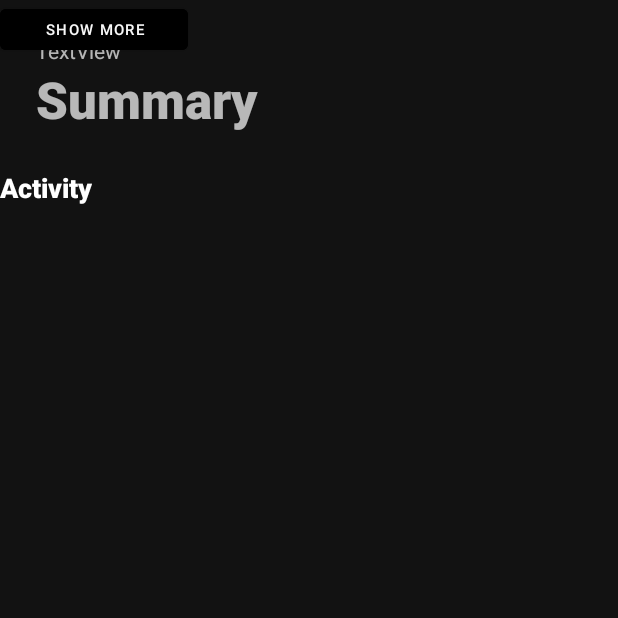
After one commit to jcguerra10/KitPlus, an Android app: the activity_exerciseHome screen opened directly, with no data from a screen before it, on a phone screen of 412 x 824 dp, the top half of it. The commit adds this screen. Run offline under Robolectric (Android 15) with nearby library versions, the phone set to English and light mode, and no system bars.

Commit message:
Exercise Activity

```diff
--- a/app/src/main/AndroidManifest.xml
+++ b/app/src/main/AndroidManifest.xml
@@ -1,6 +1,6 @@
 <?xml version="1.0" encoding="utf-8"?>
 <manifest xmlns:android="http://schemas.android.com/apk/res/android"
-    package="kitplus.project.app" >
+    package="kitplus.project.app">
 
     <uses-permission android:name="android.permission.INTERNET" />
 
@@ -10,7 +10,10 @@
         android:label="@string/app_name"
         android:roundIcon="@mipmap/ic_launcher_round"
         android:supportsRtl="true"
-        android:theme="@style/Theme.Kitplus" >
+        android:theme="@style/Theme.Kitplus">
+        <activity
+            android:name=".activity_exerciseHome"
+            android:exported="false" />
         <activity
             android:name=".activities.ProfileActivity"
             android:exported="false" />
@@ -33,7 +36,7 @@
             android:exported="false" />
         <activity
             android:name=".activities.MainActivity"
-            android:exported="true" >
+            android:exported="true">
             <intent-filter>
                 <action android:name="android.intent.action.MAIN" />
 
--- /dev/null
+++ b/app/src/main/java/kitplus/project/app/activity_exerciseHome.kt
@@ -0,0 +1,11 @@
+package kitplus.project.app
+
+import androidx.appcompat.app.AppCompatActivity
+import android.os.Bundle
+
+class activity_exerciseHome : AppCompatActivity() {
+    override fun onCreate(savedInstanceState: Bundle?) {
+        super.onCreate(savedInstanceState)
+        setContentView(R.layout.activity_exercise_home)
+    }
+}
--- /dev/null
+++ b/app/src/main/res/layout/activity_exercise_home.xml
@@ -0,0 +1,67 @@
+<?xml version="1.0" encoding="utf-8"?>
+<androidx.constraintlayout.widget.ConstraintLayout xmlns:android="http://schemas.android.com/apk/res/android"
+    xmlns:app="http://schemas.android.com/apk/res-auto"
+    xmlns:tools="http://schemas.android.com/tools"
+    android:layout_width="match_parent"
+    android:layout_height="match_parent"
+    android:visibility="visible"
+    tools:context=".activity_exerciseHome"
+    tools:visibility="visible">
+
+    <TextView
+        android:id="@+id/textView13"
+        android:layout_width="wrap_content"
+        android:layout_height="wrap_content"
+        android:layout_marginStart="24dp"
+        android:fontFamily="sans-serif-black"
+        android:text="Summary"
+        android:textAppearance="@style/TextAppearance.AppCompat.Display1"
+        app:layout_constraintStart_toStartOf="parent"
+        app:layout_constraintTop_toBottomOf="@+id/date" />
+
+    <TextView
+        android:id="@+id/date"
+        android:layout_width="wrap_content"
+        android:layout_height="wrap_content"
+        android:layout_marginStart="24dp"
+        android:layout_marginTop="24dp"
+        android:text="@string/textview"
+        app:layout_constraintStart_toStartOf="parent"
+        app:layout_constraintTop_toTopOf="parent" />
+
+    <TextView
+        android:id="@+id/textView16"
+        android:layout_width="wrap_content"
+        android:layout_height="wrap_content"
+        android:layout_marginTop="24dp"
+        android:fontFamily="sans-serif-black"
+        android:text="Activity"
+        android:textAppearance="@style/TextAppearance.AppCompat.Large"
+        android:textSize="18sp"
+        app:layout_constraintTop_toBottomOf="@+id/textView13"
+        tools:layout_editor_absoluteX="24dp" />
+
+    <androidx.recyclerview.widget.RecyclerView
+        android:layout_width="410dp"
+        android:layout_height="278dp"
+        android:layout_marginStart="24dp"
+        android:layout_marginTop="16dp"
+        android:layout_marginEnd="24dp"
+        app:layout_constraintEnd_toEndOf="parent"
+        app:layout_constraintStart_toStartOf="parent"
+        app:layout_constraintTop_toBottomOf="@+id/textView16" />
+
+    <Button
+        android:id="@+id/button2"
+        style="@null"
+        android:layout_width="125dp"
+        android:layout_height="39dp"
+        android:backgroundTint="@color/black"
+        android:shadowColor="@color/black"
+        android:text="Show more"
+        android:textColor="#F8F8F8"
+        android:textSize="10sp"
+        app:strokeColor="@color/black"
+        tools:layout_editor_absoluteX="283dp"
+        tools:layout_editor_absoluteY="110dp" />
+</androidx.constraintlayout.widget.ConstraintLayout>
--- a/app/src/main/res/values/strings.xml
+++ b/app/src/main/res/values/strings.xml
@@ -12,4 +12,5 @@
 
     <string name="hello_first_fragment">Hello first fragment</string>
     <string name="hello_second_fragment">Hello second fragment. Arg: %1$s</string>
+    <string name="textview">TextView</string>
 </resources>
```
